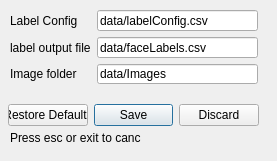
Before: the Qt Designer form settings.ui in ablacklama/FaceLabeler, drawn with Qt 5.
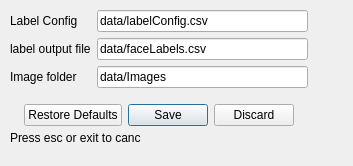
After: the same form once the commit is applied. Icons and pictures are not drawn.

Commit message: added ui file for main window and fixed settings window desplay

Patch:
```diff
--- a/settings.ui
+++ b/settings.ui
@@ -6,8 +6,8 @@
    <rect>
     <x>0</x>
     <y>0</y>
-    <width>277</width>
-    <height>161</height>
+    <width>353</width>
+    <height>166</height>
    </rect>
   </property>
   <property name="windowTitle">
@@ -47,7 +47,7 @@
     <rect>
      <x>8</x>
      <y>100</y>
-     <width>251</width>
+     <width>301</width>
      <height>31</height>
     </rect>
    </property>
@@ -63,8 +63,8 @@
     <rect>
      <x>10</x>
      <y>10</y>
-     <width>251</width>
-     <height>74</height>
+     <width>301</width>
+     <height>81</height>
     </rect>
    </property>
    <layout class="QGridLayout" name="gridLayout">
```
Left out of the diff: 62 changed lines with no effect on the pictures. The commit also changes 3 other files.
